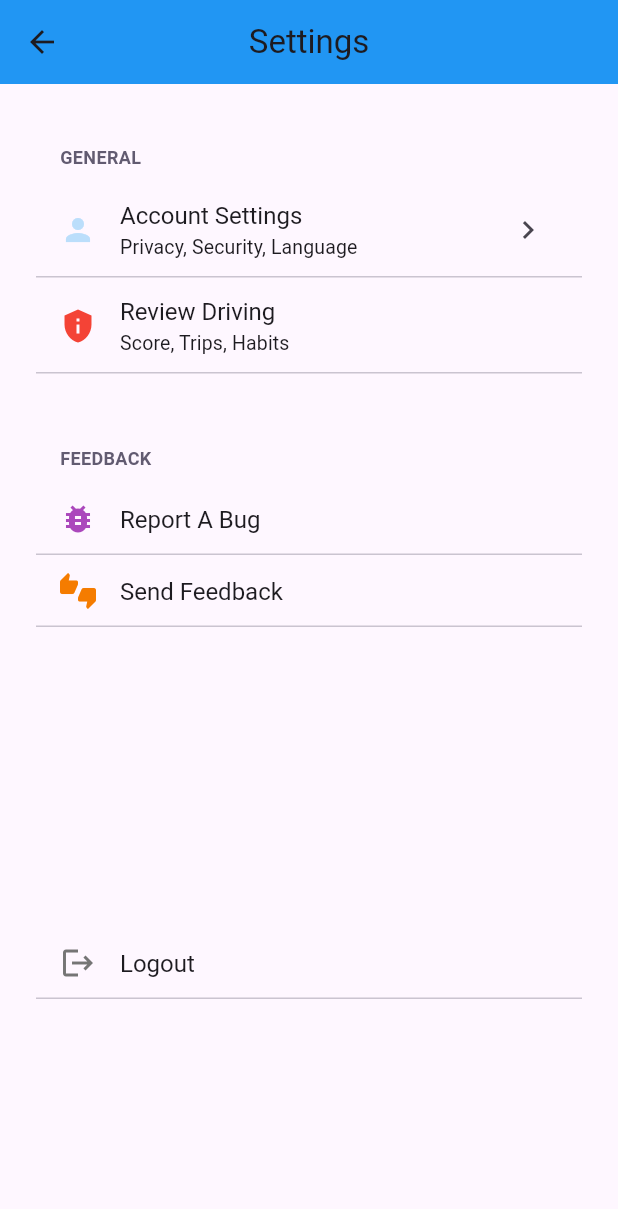
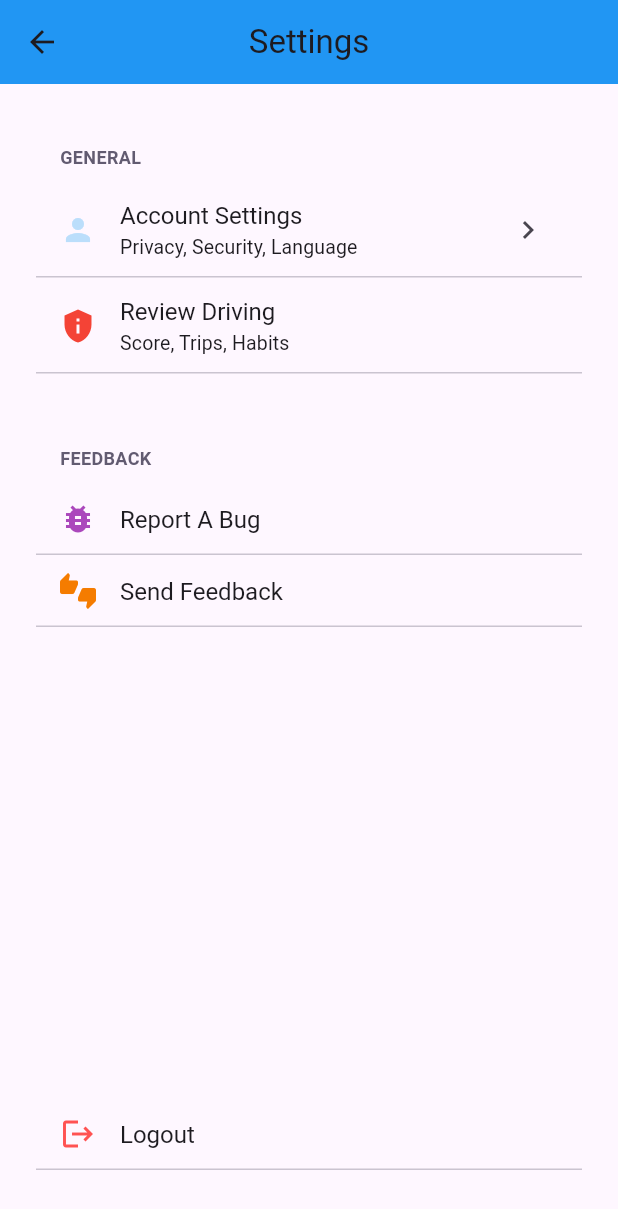
Before and after one commit to CBlandino/Location-Privacy-Aware-Driving-Habit-Detection, a Flutter app: the SettingsPage screen opened directly, on a phone screen of 412 x 824 dp. Shown: the top 1209 px of the screen. Run offline on Flutter 3.47's test engine with Material 3 defaults, Android fonts, the phone set to English and light mode, and no system bars; drawn by our look-alikes of flutter_settings_screens; our stand-ins replace geolocator, image_picker, shared_preferences; accounts and stored records are empty.

Commit message:
Cleaned up and added some fucnitons to settings page. Having some trouble with geolocator and allowing access to location. Not 100% sure if it works.

```diff
--- a/drive_guard/lib/account_page.dart
+++ b/drive_guard/lib/account_page.dart
@@ -4,6 +4,7 @@ import 'package:flutter/material.dart';
 import 'package:image_picker/image_picker.dart';
 import 'package:flutter_settings_screens/flutter_settings_screens.dart';
 import 'package:shared_preferences/shared_preferences.dart';
+import 'privacy_page.dart';
 
 class AccountPage extends StatefulWidget {
   static const keyLanguage = 'key-language';
@@ -17,7 +18,7 @@ class _AccountPageState extends State<AccountPage> {
   File? _profileImage;
 
   @override
-  void initSate() {
+  void initState() {
     super.initState();
     _loadProfileImage();
   }
@@ -70,6 +71,7 @@ class _AccountPageState extends State<AccountPage> {
                 _pickImage(ImageSource.camera);
               },
             ),
+            SizedBox(height: 80),
           ],
         );
       },
@@ -84,8 +86,7 @@ class _AccountPageState extends State<AccountPage> {
         child: SettingsScreen(
           children: <Widget>[
             buildProfilePicture(context),
-            buildPrivacy(context),
-            buildPassword(context),
+            PrivacyPage(),
             buildChooseLang(),
           ],
         ),
@@ -111,17 +112,7 @@ class _AccountPageState extends State<AccountPage> {
     );
   }
 
-  Widget buildPassword(BuildContext context) => TextInputSettingsTile(
-        title: 'Password',
-        settingKey: AccountPage.keyPassword,
-      );
-
-  Widget buildPrivacy(BuildContext context) => SimpleSettingsTile(
-        title: 'Privacy',
-        leading: Icon(Icons.privacy_tip, color: Colors.red),
-        onTap: () {},
-      );
-
+  // Possible implement functionality in the future
   Widget buildChooseLang() => DropDownSettingsTile(
         title: 'Language',
         settingKey: AccountPage.keyLanguage,
--- a/drive_guard/lib/main.dart
+++ b/drive_guard/lib/main.dart
@@ -4,8 +4,8 @@ import 'package:flutter_settings_screens/flutter_settings_screens.dart';
 
 
 void main()  async{
+  await Settings.init(cacheProvider: SharePreferenceCache());
   runApp(MyApp());
-    await Settings.init(cacheProvider: SharePreferenceCache());
 }
 
 
--- a/drive_guard/lib/settings_page.dart
+++ b/drive_guard/lib/settings_page.dart
@@ -18,8 +18,15 @@ class SettingsPage extends StatelessWidget {
         backgroundColor: Colors.blue[500],
       ),
 
-      body: ListView(
+      body: Stack(
+        children: [
+          Padding(
             padding: EdgeInsets.all(24),
+            child: Column(
+              crossAxisAlignment: CrossAxisAlignment.stretch,
+              children: [
+                Expanded(
+                  child: ListView(
                     children: [
                       SettingsGroup(
                         title: 'GENERAL',
@@ -32,17 +39,21 @@ class SettingsPage extends StatelessWidget {
                       const SizedBox(height: 32),
                       SettingsGroup(
                         title: 'FEEDBACK',
-              children: <Widget> [
+                        children: <Widget>[
                           const SizedBox(height: 8),
                           buildReportBug(context),
                           buildsendFeedback(context),
                         ],
                       ),
-            const SizedBox(height: 200),
-            buildLogout(),
                     ],
-
-
+                  ),
+                ),
+                buildLogout(context),
+                SizedBox(height: 20),
+              ],
+            ),
+          ),
+        ],
       ),
     );
   }
@@ -63,16 +74,19 @@ class SettingsPage extends StatelessWidget {
 
 
 
-Widget buildLogout() => SimpleSettingsTile(
+Widget buildLogout(BuildContext context) => SimpleSettingsTile(
   title: 'Logout',
-
   leading: Icon(
     Icons.logout,
-    color: Colors.grey[600],
+    color: Colors.redAccent,
   ),
   subtitle: '',
   onTap: () {
-
+    Navigator.pushAndRemoveUntil(
+      context,
+      MaterialPageRoute(builder: (context) => LoginPageWidget()),
+      (route) => false,
+    );
   },
 );
 
```
Also changed, not shown: drive_guard/lib/privacy_page.dart (added, +163 -0 lines). Lines whose indentation alone changed are shown as unchanged.
